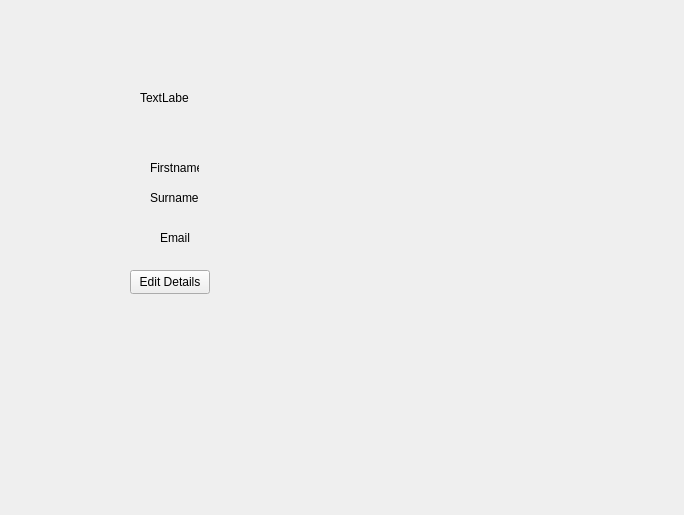
This is views/profile.ui in BelchieBen/BenjaminBelcherAssessment as Qt 5 draws it before an edit. The edited form follows.
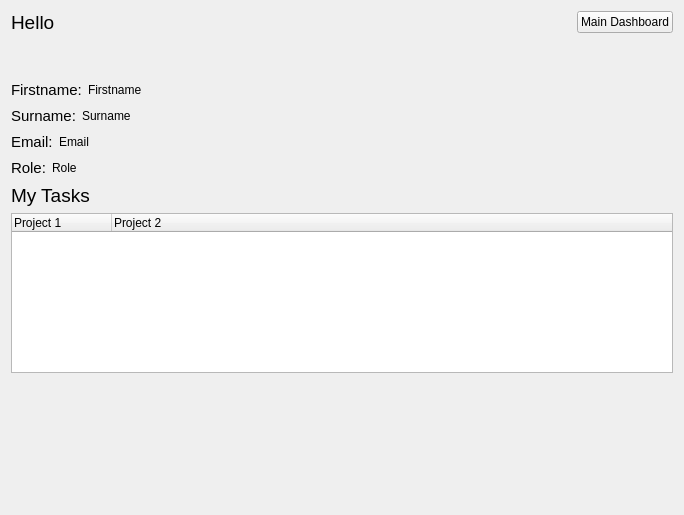
This is the edited form.

Commit message: Profile page work

Diff of the .ui file:
```diff
--- a/views/profile.ui
+++ b/views/profile.ui
@@ -13,71 +13,247 @@
   <property name="windowTitle">
    <string>Form</string>
   </property>
-  <widget class="QLabel" name="Firstname">
-   <property name="geometry">
-    <rect>
-     <x>150</x>
-     <y>160</y>
-     <width>49</width>
-     <height>16</height>
-    </rect>
-   </property>
-   <property name="text">
-    <string>Firstname</string>
-   </property>
-  </widget>
-  <widget class="QLabel" name="Surname">
-   <property name="geometry">
-    <rect>
-     <x>150</x>
-     <y>190</y>
-     <width>49</width>
-     <height>16</height>
-    </rect>
-   </property>
-   <property name="text">
-    <string>Surname</string>
-   </property>
-  </widget>
-  <widget class="QLabel" name="Email">
-   <property name="geometry">
-    <rect>
-     <x>160</x>
-     <y>230</y>
-     <width>49</width>
-     <height>16</height>
-    </rect>
-   </property>
-   <property name="text">
-    <string>Email</string>
-   </property>
-  </widget>
-  <widget class="QPushButton" name="EditDetailsBtn">
-   <property name="geometry">
-    <rect>
-     <x>130</x>
-     <y>270</y>
-     <width>80</width>
-     <height>24</height>
-    </rect>
-   </property>
-   <property name="text">
-    <string>Edit Details</string>
-   </property>
-  </widget>
-  <widget class="QLabel" name="label">
-   <property name="geometry">
-    <rect>
-     <x>140</x>
-     <y>90</y>
-     <width>49</width>
-     <height>16</height>
-    </rect>
-   </property>
-   <property name="text">
-    <string>TextLabel</string>
-   </property>
-  </widget>
+  <layout class="QVBoxLayout" name="verticalLayout_2">
+   <item>
+    <layout class="QHBoxLayout" name="horizontalLayout">
+     <item>
+      <widget class="QLabel" name="WelcomeLbl">
+       <property name="font">
+        <font>
+         <pointsize>14</pointsize>
+        </font>
+       </property>
+       <property name="text">
+        <string>Hello</string>
+       </property>
+      </widget>
+     </item>
+     <item>
+      <spacer name="horizontalSpacer">
+       <property name="orientation">
+        <enum>Qt::Horizontal</enum>
+       </property>
+       <property name="sizeHint" stdset="0">
+        <size>
+         <width>40</width>
+         <height>20</height>
+        </size>
+       </property>
+      </spacer>
+     </item>
+     <item>
+      <widget class="QPushButton" name="MainDashboardBtn">
+       <property name="text">
+        <string>Main Dashboard</string>
+       </property>
+      </widget>
+     </item>
+    </layout>
+   </item>
+   <item>
+    <spacer name="verticalSpacer_2">
+     <property name="orientation">
+      <enum>Qt::Vertical</enum>
+     </property>
+     <property name="sizeType">
+      <enum>QSizePolicy::Fixed</enum>
+     </property>
+     <property name="sizeHint" stdset="0">
+      <size>
+       <width>20</width>
+       <height>40</height>
+      </size>
+     </property>
+    </spacer>
+   </item>
+   <item>
+    <layout class="QVBoxLayout" name="verticalLayout">
+     <item>
+      <layout class="QHBoxLayout" name="FirstnameLayout">
+       <item>
+        <widget class="QLabel" name="label_2">
+         <property name="font">
+          <font>
+           <pointsize>11</pointsize>
+          </font>
+         </property>
+         <property name="text">
+          <string>Firstname:</string>
+         </property>
+        </widget>
+       </item>
+       <item>
+        <widget class="QLabel" name="Firstname">
+         <property name="text">
+          <string>Firstname</string>
+         </property>
+        </widget>
+       </item>
+       <item>
+        <spacer name="horizontalSpacer_5">
+         <property name="orientation">
+          <enum>Qt::Horizontal</enum>
+         </property>
+         <property name="sizeHint" stdset="0">
+          <size>
+           <width>40</width>
+           <height>20</height>
+          </size>
+         </property>
+        </spacer>
+       </item>
+      </layout>
+     </item>
+     <item>
+      <layout class="QHBoxLayout" name="SurnameLayout">
+       <item>
+        <widget class="QLabel" name="label_3">
+         <property name="font">
+          <font>
+           <pointsize>11</pointsize>
+          </font>
+         </property>
+         <property name="text">
+          <string>Surname:</string>
+         </property>
+        </widget>
+       </item>
+       <item>
+        <widget class="QLabel" name="Surname">
+         <property name="text">
+          <string>Surname</string>
+         </property>
+        </widget>
+       </item>
+       <item>
+        <spacer name="horizontalSpacer_2">
+         <property name="orientation">
+          <enum>Qt::Horizontal</enum>
+         </property>
+         <property name="sizeHint" stdset="0">
+          <size>
+           <width>40</width>
+           <height>20</height>
+          </size>
+         </property>
+        </spacer>
+       </item>
+      </layout>
+     </item>
+     <item>
+      <layout class="QHBoxLayout" name="EmailLayout">
+       <item>
+        <widget class="QLabel" name="label_4">
+         <property name="font">
+          <font>
+           <pointsize>11</pointsize>
+          </font>
+         </property>
+         <property name="text">
+          <string>Email:</string>
+         </property>
+        </widget>
+       </item>
+       <item>
+        <widget class="QLabel" name="Email">
+         <property name="text">
+          <string>Email</string>
+         </property>
+        </widget>
+       </item>
+       <item>
+        <spacer name="horizontalSpacer_4">
+         <property name="orientation">
+          <enum>Qt::Horizontal</enum>
+         </property>
+         <property name="sizeHint" stdset="0">
+          <size>
+           <width>40</width>
+           <height>20</height>
+          </size>
+         </property>
+        </spacer>
+       </item>
+      </layout>
+     </item>
+     <item>
+      <layout class="QHBoxLayout" name="RoleLayout">
+       <item>
+        <widget class="QLabel" name="label_5">
+         <property name="font">
+          <font>
+           <pointsize>11</pointsize>
+          </font>
+         </property>
+         <property name="text">
+          <string>Role:</string>
+         </property>
+        </widget>
+       </item>
+       <item>
+        <widget class="QLabel" name="Role">
+         <property name="text">
+          <string>Role</string>
+         </property>
+        </widget>
+       </item>
+       <item>
+        <spacer name="horizontalSpacer_3">
+         <property name="orientation">
+          <enum>Qt::Horizontal</enum>
+         </property>
+         <property name="sizeHint" stdset="0">
+          <size>
+           <width>40</width>
+           <height>20</height>
+          </size>
+         </property>
+        </spacer>
+       </item>
+      </layout>
+     </item>
+    </layout>
+   </item>
+   <item>
+    <widget class="QLabel" name="label">
+     <property name="font">
+      <font>
+       <pointsize>14</pointsize>
+      </font>
+     </property>
+     <property name="text">
+      <string>My Tasks</string>
+     </property>
+    </widget>
+   </item>
+   <item>
+    <widget class="QTreeWidget" name="treeWidget">
+     <column>
+      <property name="text">
+       <string>Project 1</string>
+      </property>
+     </column>
+     <column>
+      <property name="text">
+       <string>Project 2</string>
+      </property>
+     </column>
+    </widget>
+   </item>
+   <item>
+    <spacer name="verticalSpacer">
+     <property name="orientation">
+      <enum>Qt::Vertical</enum>
+     </property>
+     <property name="sizeHint" stdset="0">
+      <size>
+       <width>20</width>
+       <height>162</height>
+      </size>
+     </property>
+    </spacer>
+   </item>
+  </layout>
  </widget>
  <resources/>
  <connections/>
```
The commit also changes 7 other files.
